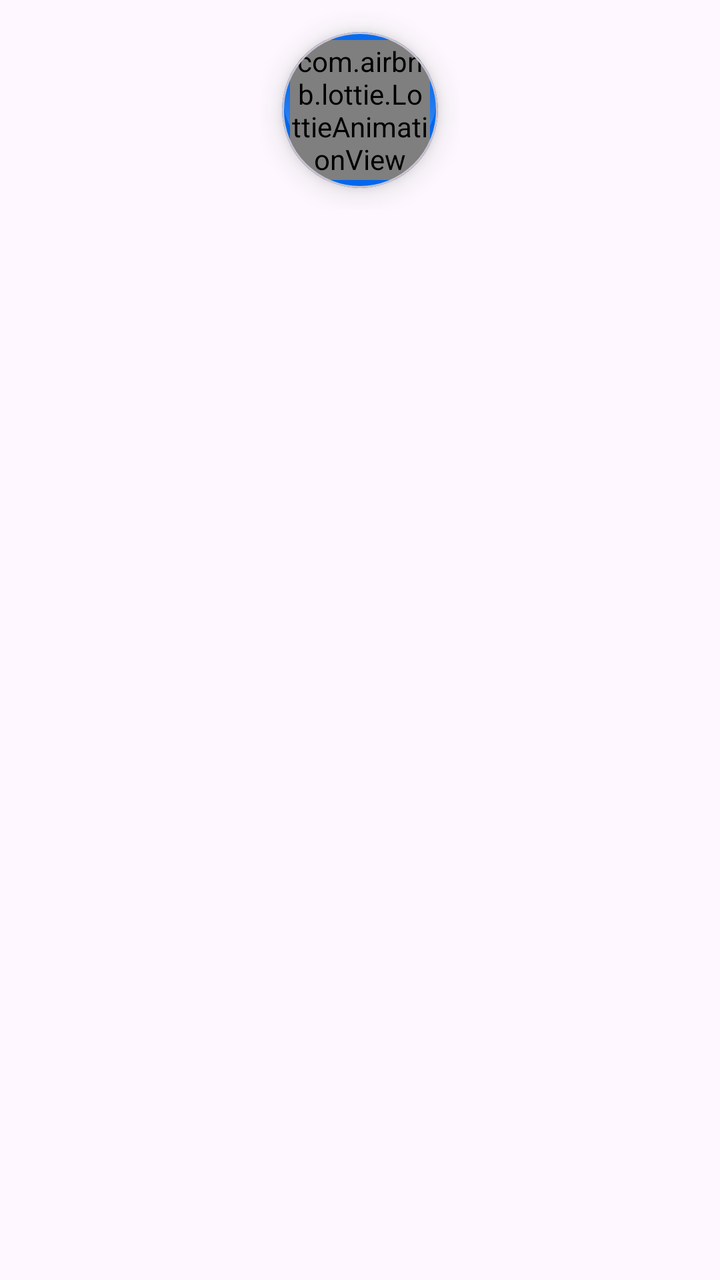
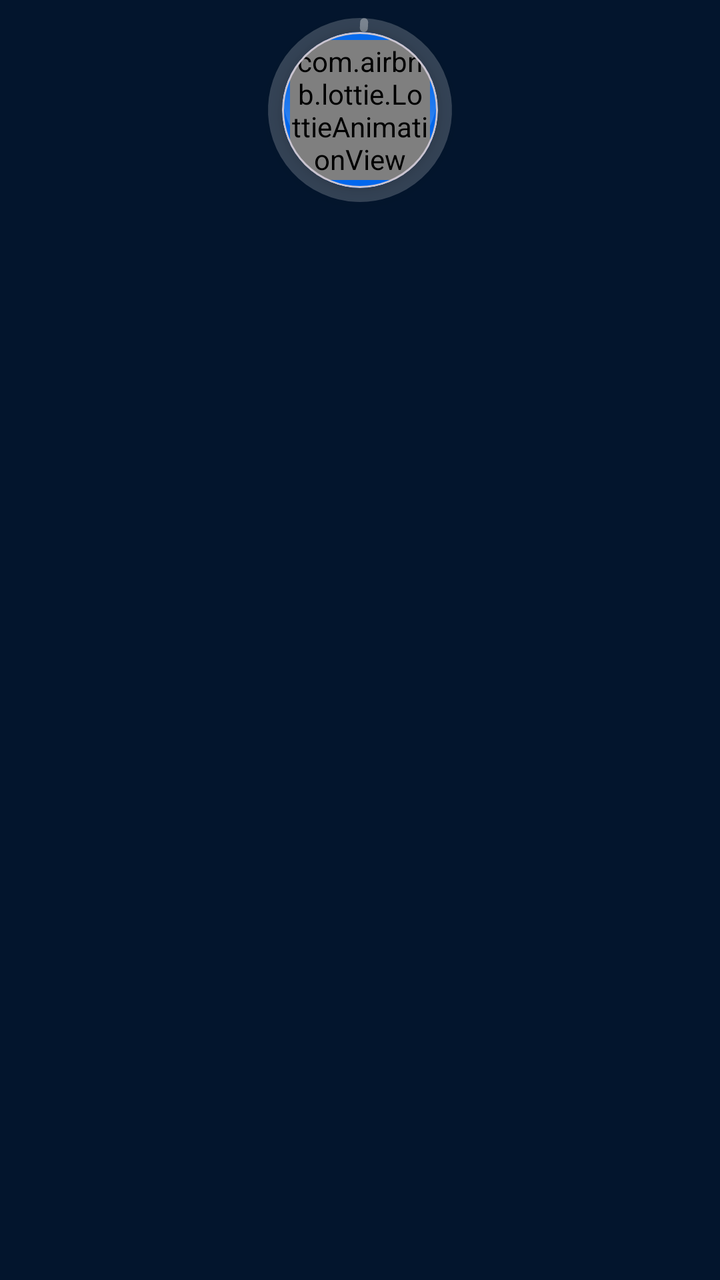

Two renders of the same Android screen: before a commit and after it. Below are the layout's source before the change and the commit's diff.
<!-- AndroidManifest.xml: application theme Theme.GoCode -->
<!-- res/layout/item_path_node.xml -->
<?xml version="1.0" encoding="utf-8"?>
<LinearLayout xmlns:android="http://schemas.android.com/apk/res/android"
    xmlns:app="http://schemas.android.com/apk/res-auto"
    android:layout_width="match_parent"
    android:layout_height="wrap_content"
    android:layout_marginBottom="8dp"
    android:orientation="vertical">

    <com.google.android.material.card.MaterialCardView
        android:id="@+id/cardSectionHeader"
        android:layout_width="match_parent"
        android:layout_height="wrap_content"
        android:layout_marginBottom="14dp"
        android:visibility="gone"
        app:cardBackgroundColor="@color/section_two"
        app:cardCornerRadius="20dp"
        app:cardElevation="8dp">

        <LinearLayout
            android:layout_width="match_parent"
            android:layout_height="wrap_content"
            android:orientation="vertical"
            android:padding="16dp">

            <TextView
                android:id="@+id/tvSectionTop"
                android:layout_width="wrap_content"
                android:layout_height="wrap_content"
                android:alpha="0.9"
                android:text="SECTION 2 • JAVA"
                android:textColor="@color/gc_text_primary"
                android:textSize="14sp"
                android:textStyle="bold" />

            <TextView
                android:id="@+id/tvSectionTitle"
                android:layout_width="wrap_content"
                android:layout_height="wrap_content"
                android:layout_marginTop="6dp"
                android:text="If / Else Statements"
                android:textColor="@color/gc_text_primary"
                android:textSize="22sp"
                android:textStyle="bold" />
        </LinearLayout>

    </com.google.android.material.card.MaterialCardView>

    <FrameLayout
        android:layout_width="match_parent"
        android:layout_height="110dp">

        <FrameLayout
            android:id="@+id/nodeWrapper"
            android:layout_width="wrap_content"
            android:layout_height="wrap_content"
            android:layout_gravity="center"
            android:clipChildren="false"
            android:clipToPadding="false">

            <com.google.android.material.progressindicator.CircularProgressIndicator
                android:id="@+id/progressRing"
                android:layout_width="92dp"
                android:layout_height="92dp"
                android:layout_gravity="center"
                app:indicatorColor="@color/btn_primary"
                app:indicatorDirectionCircular="clockwise"
                app:indicatorSize="92dp"
                app:trackColor="#33FFFFFF"
                app:trackThickness="7dp" />

            <com.google.android.material.card.MaterialCardView
                android:id="@+id/cardNode"
                android:layout_width="78dp"
                android:layout_height="78dp"
                android:layout_gravity="center"
                app:cardBackgroundColor="@color/btn_primary"
                app:cardCornerRadius="39dp"
                app:cardElevation="8dp">

                <FrameLayout
                    android:layout_width="match_parent"
                    android:layout_height="match_parent">

                    <View
                        android:id="@+id/topHighlight"
                        android:layout_width="match_parent"
                        android:layout_height="match_parent"
                        android:background="@drawable/bg_node_top_highlight"
                        android:scaleY="1.05"
                        android:translationY="-10dp" />

                    <com.airbnb.lottie.LottieAnimationView
                        android:id="@+id/lottieNodeIcon"
                        android:layout_width="70dp"
                        android:layout_height="70dp"
                        android:layout_gravity="center"
                        app:lottie_autoPlay="false"
                        app:lottie_loop="true"
                        app:lottie_renderMode="hardware" />

                </FrameLayout>

            </com.google.android.material.card.MaterialCardView>

        </FrameLayout>
    </FrameLayout>

</LinearLayout>
<!-- resources referenced by this layout -->
<resources>
  <color name="btn_primary">#0167ed</color>
  <color name="gc_text_primary">#FFFFFF</color>
  <color name="section_two">#7C3AED</color>
  <!-- drawable bg_node_top_highlight (drawable) -->
  <?xml version="1.0" encoding="utf-8"?>
  <shape xmlns:android="http://schemas.android.com/apk/res/android" android:shape="oval">
  
      <gradient
          android:angle="90"
          android:startColor="#55FFFFFF"
          android:centerColor="#11FFFFFF"
          android:endColor="#00FFFFFF" />
  </shape>
  <style name="Theme.GoCode" parent="Theme.Material3.DayNight.NoActionBar">
  
          <item name="android:statusBarColor">@color/status_bar_scrim</item>
          <item name="android:windowDrawsSystemBarBackgrounds">true</item>
          <item name="fontFamily">@font/poppins_medium</item>
  
  
      </style>
  <color name="status_bar_scrim">#B3001028</color>
</resources>

<!-- the commit's change to res/layout/item_path_node.xml (unified diff, before → after) -->
@@ -4,6 +4,7 @@
     android:layout_width="match_parent"
     android:layout_height="wrap_content"
     android:layout_marginBottom="8dp"
+    android:background="@color/gc_bg"
     android:orientation="vertical">
 
     <com.google.android.material.card.MaterialCardView
@@ -22,15 +23,39 @@
             android:orientation="vertical"
             android:padding="16dp">
 
-            <TextView
-                android:id="@+id/tvSectionTop"
-                android:layout_width="wrap_content"
+            <LinearLayout
+                android:layout_width="match_parent"
                 android:layout_height="wrap_content"
-                android:alpha="0.9"
-                android:text="SECTION 2 • JAVA"
-                android:textColor="@color/gc_text_primary"
-                android:textSize="14sp"
-                android:textStyle="bold" />
+                android:gravity="center_vertical"
+                android:orientation="horizontal">
+
+                <TextView
+                    android:id="@+id/tvSectionTop"
+                    android:layout_width="0dp"
+                    android:layout_height="wrap_content"
+                    android:layout_weight="1"
+                    android:alpha="0.9"
+                    android:text="SECTION 2"
+                    android:textColor="@color/gc_text_primary"
+                    android:textSize="14sp"
+                    android:textStyle="bold" />
+
+                <TextView
+                    android:id="@+id/tvLanguageShortcut"
+                    android:layout_width="wrap_content"
+                    android:layout_height="wrap_content"
+                    android:background="@drawable/bg_course_chip"
+                    android:minWidth="48dp"
+                    android:paddingStart="10dp"
+                    android:paddingTop="5dp"
+                    android:paddingEnd="10dp"
+                    android:paddingBottom="5dp"
+                    android:text="JAVA"
+                    android:textAlignment="center"
+                    android:textColor="@color/gc_text_primary"
+                    android:textSize="12sp"
+                    android:textStyle="bold" />
+            </LinearLayout>
 
             <TextView
                 android:id="@+id/tvSectionTitle"
<!-- resource entries referenced after the edit -->
@@ -1,8 +1,14 @@
 <!-- resources referenced by this layout -->
 <resources>
   <color name="btn_primary">#0167ed</color>
+  <color name="gc_bg">#03152d</color>
   <color name="gc_text_primary">#FFFFFF</color>
   <color name="section_two">#7C3AED</color>
+  <!-- drawable bg_course_chip (drawable) -->
+  <shape xmlns:android="http://schemas.android.com/apk/res/android">
+      <solid android:color="#1AFFFFFF" />
+      <corners android:radius="14dp" />
+  </shape>
   <!-- drawable bg_node_top_highlight (drawable) -->
   <?xml version="1.0" encoding="utf-8"?>
   <shape xmlns:android="http://schemas.android.com/apk/res/android" android:shape="oval">
